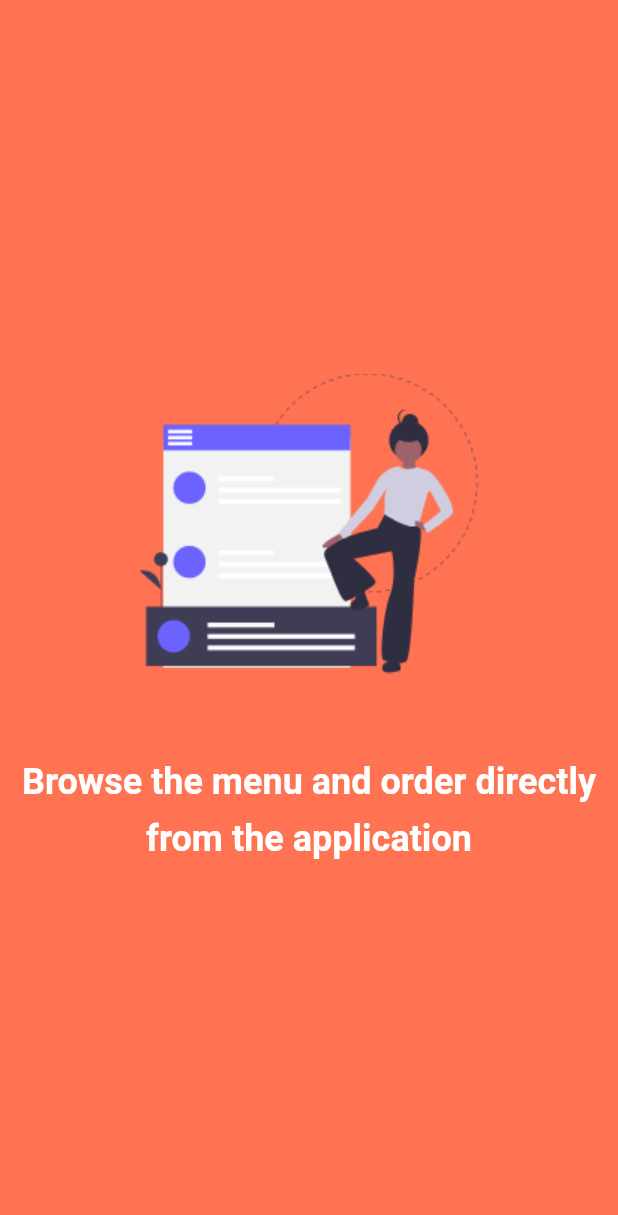
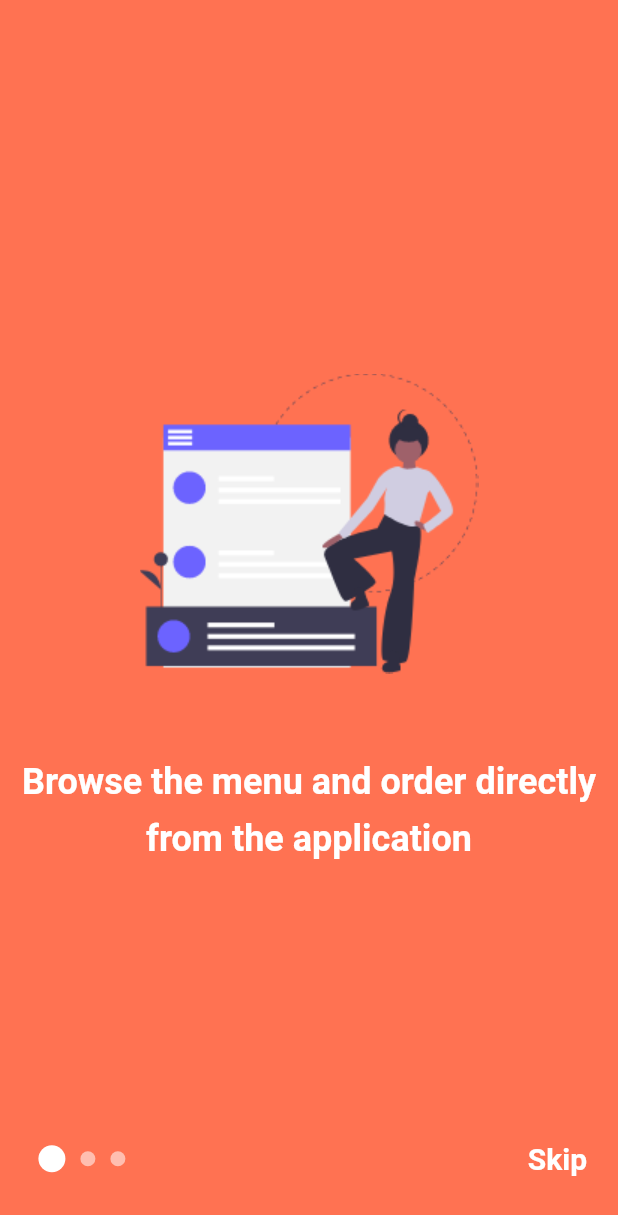
Before and after one commit to hailyna93/Slider-App, a Flutter app: the screen it shows after launch, on a phone screen of 412 x 824 dp. Shown: the top 1215 px of the screen. Run offline on Flutter 3.47's test engine with Material 2 defaults, Android fonts, the phone set to English and light mode, and no system bars.

Commit message:
slider page

```diff
--- a/lib/pages/slider_page.dart
+++ b/lib/pages/slider_page.dart
@@ -13,7 +13,9 @@ class _SliderPageState extends State<SliderPage> {
   Widget build(BuildContext context) {
     return Scaffold(
       body: Container(
-        child: PageView(
+        child: Stack(
+          children: <Widget>[
+            PageView(
               controller: _pageController,
               onPageChanged: (int page) {
                 _currentPage = page;
@@ -23,18 +25,77 @@ class _SliderPageState extends State<SliderPage> {
                 buildPageContent(
                     image: "assets/images/onboarding1.png",
                     color: Color(0xFFFF7252),
-                body: "Browse the menu and order directly from the application",
+                    body:
+                        "Browse the menu and order directly from the application",
                     isShowImgTop: false),
                 buildPageContent(
                     image: "assets/images/onboarding2.png",
                     color: Colors.orange,
-                body: "Browse the menu and order directly from the application",
-                isShowImgTop: false),
+                    body:
+                        "Browse the menu and order directly from the application",
+                    isShowImgTop: true),
                 buildPageContent(
                     image: "assets/images/onboarding3.png",
                     color: Colors.blue,
-                body: "Browse the menu and order directly from the application",
+                    body:
+                        "Browse the menu and order directly from the application",
                     isShowImgTop: false)
+              ],
+            ),
+            Positioned(
+              bottom: 40,
+              left: MediaQuery.of(context).size.width * .05,
+              child: Row(
+                mainAxisAlignment: MainAxisAlignment.center,
+                children: <Widget>[
+                  Container(
+                    width: MediaQuery.of(context).size.width * .9,
+                    child: Row(
+                      mainAxisAlignment: MainAxisAlignment.center,
+                      children: <Widget>[
+                        for (int i = 0; i < _totalPages; i++)
+                          i == _currentPage
+                              ? _buildPageIndicator(true)
+                              : _buildPageIndicator(false),
+                        Spacer(),
+                        if (_currentPage != 2)
+                          InkWell(
+                            onTap: () {
+                              _pageController.animateToPage(2,
+                                  duration: Duration(milliseconds: 400),
+                                  curve: Curves.linear);
+                              setState(() {});
+                            },
+                            child: Text(
+                              "Skip",
+                              style: TextStyle(
+                                  fontSize: 20,
+                                  fontWeight: FontWeight.w600,
+                                  color: Colors.white),
+                            ),
+                          ),
+                        if (_currentPage == 2)
+                          InkWell(
+                            onTap: () {
+                              _pageController.animateToPage(2,
+                                  duration: Duration(milliseconds: 400),
+                                  curve: Curves.linear);
+                              setState(() {});
+                            },
+                            child: Text(
+                              "Start",
+                              style: TextStyle(
+                                  fontSize: 20,
+                                  fontWeight: FontWeight.w600,
+                                  color: Colors.white),
+                            ),
+                          )
+                      ],
+                    ),
+                  )
+                ],
+              ),
+            )
           ],
         ),
       ),
@@ -68,4 +129,16 @@ class _SliderPageState extends State<SliderPage> {
       ),
     );
   }
+
+  Widget _buildPageIndicator(bool isCurrentPage) {
+    return AnimatedContainer(
+      duration: Duration(milliseconds: 350),
+      margin: EdgeInsets.symmetric(horizontal: 5),
+      height: isCurrentPage ? 18 : 10,
+      width: isCurrentPage ? 18 : 10,
+      decoration: BoxDecoration(
+          color: isCurrentPage ? Colors.white : Colors.white54,
+          borderRadius: BorderRadius.circular(12)),
+    );
   }
+}
```
Lines whose indentation alone changed are shown as unchanged.
